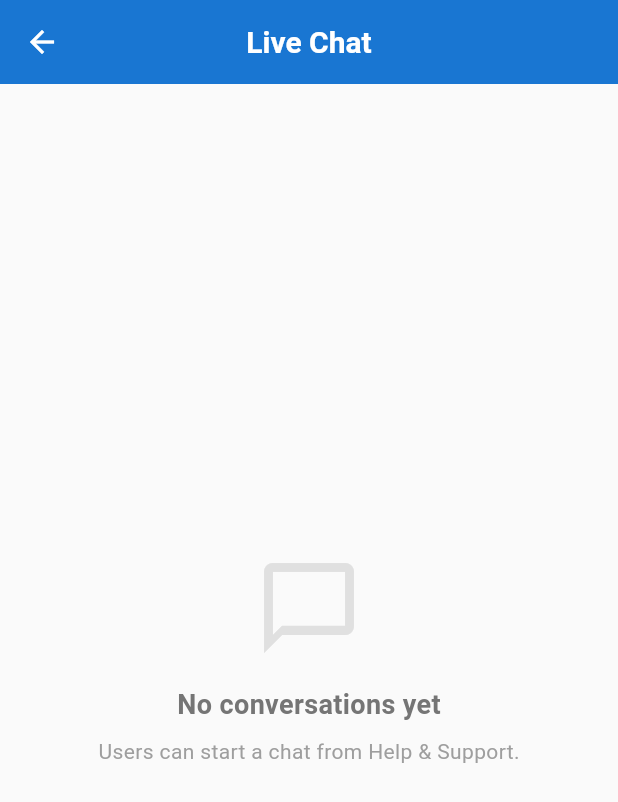
After one commit to practice824472-debug/BabyShopHub, a Flutter app: the AdminDashboardScreen screen opened by its route, scrolled down 1276 dp, after a tap on "Live Chat", on a phone screen of 412 x 824 dp. The commit adds this screen. Shown: the top 802 px of the screen. Run offline on Flutter 3.47's test engine with Material 3 defaults, Android fonts, the phone set to English and light mode, and no system bars; our stand-ins replace badges, cached_network_image, carousel_slider, cloud_firestore, firebase_auth, firebase_core and 9 more; accounts and stored records are empty.

Commit message:
Add admin live chat inbox screen with unread indicators

```diff
--- /dev/null
+++ b/lib/Screens/Admin/admin_chat_inbox_screen.dart
@@ -0,0 +1,225 @@
+import 'package:flutter/material.dart';
+import 'package:provider/provider.dart';
+
+import '../../Controllers/chat_controller.dart';
+import '../../Models/chat_thread_model.dart';
+import 'admin_chat_thread_screen.dart';
+
+/// Admin live-chat inbox — lists every user thread, newest first,
+/// with an unread badge. Tapping a row opens AdminChatThreadScreen.
+class AdminChatInboxScreen extends StatefulWidget {
+  const AdminChatInboxScreen({super.key});
+
+  @override
+  State<AdminChatInboxScreen> createState() => _AdminChatInboxScreenState();
+}
+
+class _AdminChatInboxScreenState extends State<AdminChatInboxScreen> {
+  @override
+  void initState() {
+    super.initState();
+    Future.microtask(() => context.read<ChatController>().listenToThreads());
+  }
+
+  @override
+  Widget build(BuildContext context) {
+    return Scaffold(
+      appBar: AppBar(
+        title: const Text('Live Chat'),
+        centerTitle: true,
+        elevation: 0,
+        backgroundColor: Colors.blue.shade700,
+        foregroundColor: Colors.white,
+      ),
+      body: Consumer<ChatController>(
+        builder: (context, chat, _) {
+          if (chat.threadsLoading) {
+            return const Center(child: CircularProgressIndicator());
+          }
+
+          if (chat.error != null && chat.threads.isEmpty) {
+            return Center(
+              child: Column(
+                mainAxisAlignment: MainAxisAlignment.center,
+                children: [
+                  Icon(Icons.cloud_off, size: 64, color: Colors.red.shade300),
+                  const SizedBox(height: 16),
+                  Text(chat.error!, textAlign: TextAlign.center),
+                  const SizedBox(height: 16),
+                  ElevatedButton.icon(
+                    onPressed: () => chat.listenToThreads(),
+                    icon: const Icon(Icons.refresh),
+                    label: const Text('Retry'),
+                  ),
+                ],
+              ),
+            );
+          }
+
+          if (chat.threads.isEmpty) {
+            return Center(
+              child: Column(
+                mainAxisAlignment: MainAxisAlignment.center,
+                children: [
+                  Icon(Icons.chat_bubble_outline,
+                      size: 72, color: Colors.grey.shade300),
+                  const SizedBox(height: 16),
+                  Text(
+                    'No conversations yet',
+                    style: TextStyle(
+                      fontSize: 18,
+                      fontWeight: FontWeight.w600,
+                      color: Colors.grey.shade600,
+                    ),
+                  ),
+                  const SizedBox(height: 8),
+                  Text(
+                    'Users can start a chat from Help & Support.',
+                    style: TextStyle(color: Colors.grey.shade500),
+                  ),
+                ],
+              ),
+            );
+          }
+
+          return ListView.separated(
+            padding: const EdgeInsets.symmetric(vertical: 8),
+            itemCount: chat.threads.length,
+            separatorBuilder: (_, __) =>
+                const Divider(height: 1, indent: 72),
+            itemBuilder: (context, index) =>
+                _ThreadTile(thread: chat.threads[index]),
+          );
+        },
+      ),
+    );
+  }
+}
+
+class _ThreadTile extends StatelessWidget {
+  final ChatThreadModel thread;
+
+  const _ThreadTile({required this.thread});
+
+  @override
+  Widget build(BuildContext context) {
+    final hasUnread = thread.unreadForAdmin;
+    final isUserMessage = thread.lastSenderRole == 'user';
+
+    return ListTile(
+      contentPadding:
+          const EdgeInsets.symmetric(horizontal: 16, vertical: 6),
+      leading: Stack(
+        clipBehavior: Clip.none,
+        children: [
+          CircleAvatar(
+            radius: 26,
+            backgroundColor: Colors.blue.shade100,
+            foregroundColor: Colors.blue.shade700,
+            child: Text(
+              thread.userName.isNotEmpty
+                  ? thread.userName[0].toUpperCase()
+                  : '?',
+              style: const TextStyle(
+                  fontSize: 20, fontWeight: FontWeight.bold),
+            ),
+          ),
+          if (hasUnread)
+            Positioned(
+              right: -2,
+              top: -2,
+              child: Container(
+                width: 14,
+                height: 14,
+                decoration: const BoxDecoration(
+                  color: Colors.red,
+                  shape: BoxShape.circle,
+                ),
+              ),
+            ),
+        ],
+      ),
+      title: Row(
+        children: [
+          Expanded(
+            child: Text(
+              thread.userName,
+              style: TextStyle(
+                fontWeight:
+                    hasUnread ? FontWeight.bold : FontWeight.w500,
+              ),
+              maxLines: 1,
+              overflow: TextOverflow.ellipsis,
+            ),
+          ),
+          Text(
+            _formatTime(thread.lastMessageAt),
+            style: TextStyle(
+              fontSize: 12,
+              color:
+                  hasUnread ? Colors.blue.shade700 : Colors.grey.shade500,
+              fontWeight:
+                  hasUnread ? FontWeight.bold : FontWeight.normal,
+            ),
+          ),
+        ],
+      ),
+      subtitle: Row(
+        children: [
+          if (!isUserMessage)
+            Padding(
+              padding: const EdgeInsets.only(right: 4),
+              child: Text(
+                'You: ',
+                style: TextStyle(
+                    fontSize: 13, color: Colors.grey.shade500),
+              ),
+            ),
+          Expanded(
+            child: Text(
+              thread.lastMessage,
+              maxLines: 1,
+              overflow: TextOverflow.ellipsis,
+              style: TextStyle(
+                fontSize: 13,
+                color: hasUnread
+                    ? Colors.black87
+                    : Colors.grey.shade600,
+                fontWeight:
+                    hasUnread ? FontWeight.w600 : FontWeight.normal,
+              ),
+            ),
+          ),
+        ],
+      ),
+      onTap: () {
+        Navigator.push(
+          context,
+          MaterialPageRoute(
+            builder: (_) => AdminChatThreadScreen(
+              userId: thread.userId,
+              userName: thread.userName,
+            ),
+          ),
+        );
+      },
+    );
+  }
+
+  String _formatTime(DateTime dt) {
+    final now = DateTime.now();
+    final diff = now.difference(dt);
+    if (diff.inDays == 0) {
+      final h = dt.hour.toString().padLeft(2, '0');
+      final m = dt.minute.toString().padLeft(2, '0');
+      return '$h:$m';
+    } else if (diff.inDays == 1) {
+      return 'Yesterday';
+    } else if (diff.inDays < 7) {
+      const days = ['Mon', 'Tue', 'Wed', 'Thu', 'Fri', 'Sat', 'Sun'];
+      return days[dt.weekday - 1];
+    } else {
+      return '${dt.day}/${dt.month}/${dt.year}';
+    }
+  }
+}
--- a/lib/Screens/Admin/admin_dashboard_screen.dart
+++ b/lib/Screens/Admin/admin_dashboard_screen.dart
@@ -184,6 +184,15 @@ class _AdminDashboardScreenState extends State<AdminDashboardScreen> {
                         color: const Color(0xFF8B5CF6),
                         onTap: () =>
                             Navigator.pushNamed(context, '/admin-coupons'),
+                      ),
+                      _buildManagementTile(
+                        context,
+                        title: 'Live Chat',
+                        subtitle: 'Reply to user support conversations',
+                        icon: Icons.chat_outlined,
+                        color: const Color(0xFF0EA5E9),
+                        onTap: () =>
+                            Navigator.pushNamed(context, '/admin-chat'),
                       ),
                     ],
                   ),
--- a/lib/main.dart
+++ b/lib/main.dart
@@ -14,6 +14,7 @@ import 'Controllers/chat_controller.dart';
 import 'Controllers/review_controller.dart';
 import 'Controllers/support_controller.dart';
 import 'Controllers/wishlist_controller.dart';
+import 'Screens/Admin/admin_chat_inbox_screen.dart';
 import 'Screens/Admin/admin_coupons_screen.dart';
 import 'Screens/Admin/admin_dashboard_screen.dart';
 import 'Screens/Admin/admin_messages_screen.dart';
@@ -80,6 +81,7 @@ class MyApp extends StatelessWidget {
           '/admin-orders': (_) => const AdminOrdersScreen(),
           '/admin-users': (_) => const AdminUsersScreen(),
           '/admin-coupons': (_) => const AdminCouponsScreen(),
+          '/admin-chat': (_) => const AdminChatInboxScreen(),
           '/admin-messages': (_) => const AdminMessagesScreen(),
           '/checkout': (_) => const AddressScreen(),
           '/orders': (_) => const OrdersScreen(),
```
